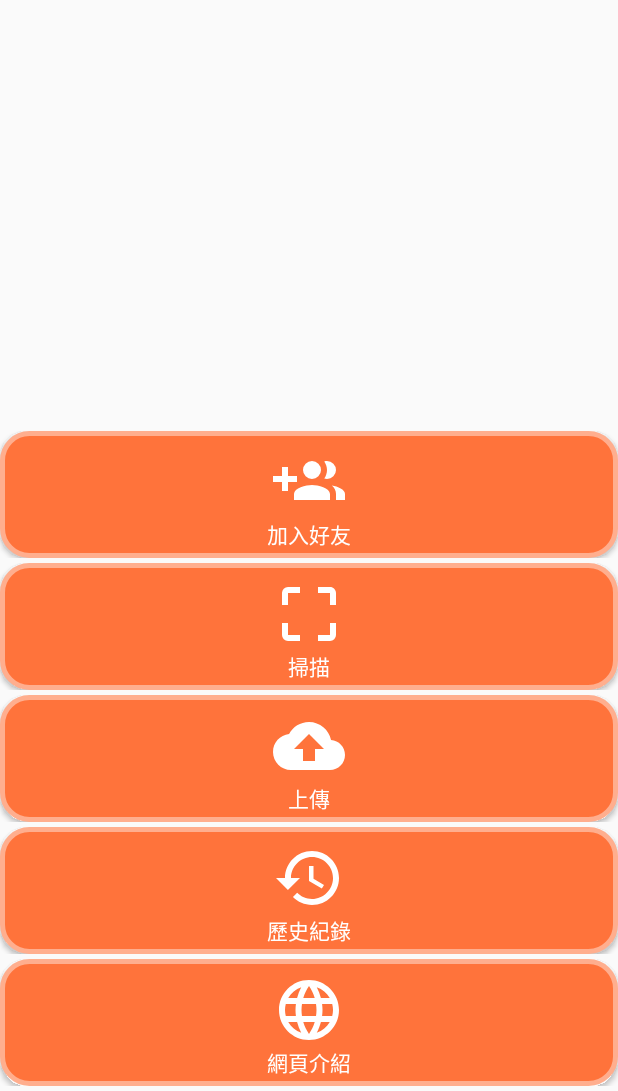
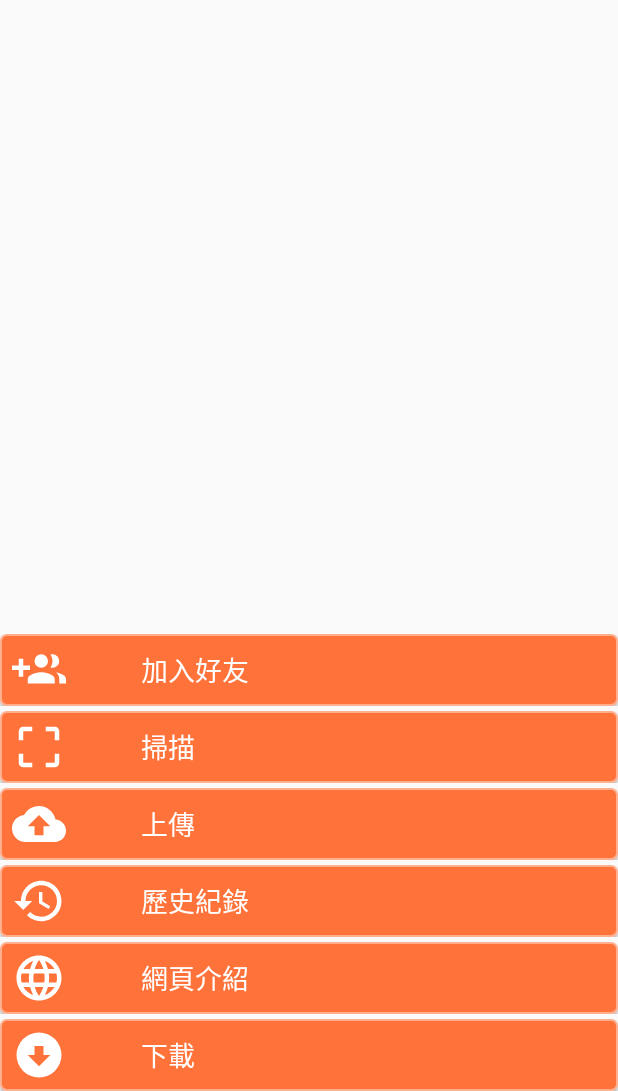
Before and after one commit to ntubhbb/GiftFriend2, an Android app: the FinishLogin screen opened directly, with no data from a screen before it, on a phone screen of 412 x 824 dp, the part 145-1236 px from its top. Run offline under Robolectric (Android 15) with nearby library versions, the phone set to English and light mode, and no system bars.

Commit message:
modify layout

```diff
--- a/app/build.gradle
+++ b/app/build.gradle
@@ -5,8 +5,8 @@ android {
     buildToolsVersion "23.0.3"
     defaultConfig {
         applicationId "com.example.gf.giftfriend"
-        minSdkVersion 19
-        targetSdkVersion 21
+        minSdkVersion 21
+        targetSdkVersion 23
         versionCode 1
         versionName "1.0"
     }
--- /dev/null
+++ b/app/src/main/res/drawable/btn_style.xml
@@ -0,0 +1,5 @@
+<?xml version="1.0" encoding="utf-8"?>
+<selector xmlns:android="http://schemas.android.com/apk/res/android" >
+    <item android:state_pressed="true" android:drawable="@drawable/button_press" />
+    <item android:state_enabled="true" android:drawable="@drawable/button_layout" />
+</selector>
--- /dev/null
+++ b/app/src/main/res/drawable/button_focus.xml
@@ -0,0 +1,20 @@
+<?xml version="1.0" encoding="utf-8"?>
+<shape xmlns:android="http://schemas.android.com/apk/res/android" android:shape="rectangle" >
+    <corners
+        android:radius="4dp"
+        />
+    <solid
+        android:color="#FF735B"
+        />
+    <padding
+        android:left="0dp"
+        android:top="0dp"
+        android:right="0dp"
+        android:bottom="0dp"
+        />
+
+    <stroke
+        android:width="3dp"
+        android:color="#FFAE8E"
+        />
+</shape>
--- a/app/src/main/res/drawable/button_layout.xml
+++ b/app/src/main/res/drawable/button_layout.xml
@@ -1,7 +1,7 @@
 <?xml version="1.0" encoding="utf-8"?>
 <shape xmlns:android="http://schemas.android.com/apk/res/android" android:shape="rectangle" >
     <corners
-        android:radius="18dp"
+        android:radius="4dp"
         />
     <solid
         android:color="#FF733B"
@@ -14,7 +14,7 @@
         />
 
     <stroke
-        android:width="3dp"
+        android:width="1dp"
         android:color="#FFAE8E"
         />
 </shape>
--- /dev/null
+++ b/app/src/main/res/drawable/button_press.xml
@@ -0,0 +1,20 @@
+<?xml version="1.0" encoding="utf-8"?>
+<shape xmlns:android="http://schemas.android.com/apk/res/android" android:shape="rectangle" >
+    <corners
+        android:radius="4dp"
+        />
+    <solid
+        android:color="#FF0000"
+        />
+    <padding
+        android:left="0dp"
+        android:top="0dp"
+        android:right="0dp"
+        android:bottom="0dp"
+        />
+
+    <stroke
+        android:width="3dp"
+        android:color="#FFAE8E"
+        />
+</shape>
--- a/app/src/main/res/drawable/ic_addfriend.xml
+++ b/app/src/main/res/drawable/ic_addfriend.xml
@@ -1,4 +1,4 @@
-<vector android:height="48dp" android:viewportHeight="24.0"
-    android:viewportWidth="24.0" android:width="48dp" xmlns:android="http://schemas.android.com/apk/res/android">
+<vector android:height="36dp" android:viewportHeight="24.0"
+    android:viewportWidth="24.0" android:width="36dp" xmlns:android="http://schemas.android.com/apk/res/android">
     <path android:fillColor="#FFFFFF" android:pathData="M13,13C11,13 7,14 7,16V18H19V16C19,14 15,13 13,13M19.62,13.16C20.45,13.88 21,14.82 21,16V18H24V16C24,14.46 21.63,13.5 19.62,13.16M13,11A3,3 0,0 0,16 8A3,3 0,0 0,13 5A3,3 0,0 0,10 8A3,3 0,0 0,13 11M18,11A3,3 0,0 0,21 8A3,3 0,0 0,18 5C17.68,5 17.37,5.05 17.08,5.14C17.65,5.95 18,6.94 18,8C18,9.06 17.65,10.04 17.08,10.85C17.37,10.95 17.68,11 18,11M8,10H5V7H3V10H0V12H3V15H5V12H8V10Z"/>
 </vector>
--- a/app/src/main/res/drawable/ic_cloud.xml
+++ b/app/src/main/res/drawable/ic_cloud.xml
@@ -1,6 +1,6 @@
 <vector xmlns:android="http://schemas.android.com/apk/res/android"
-        android:width="48dp"
-        android:height="48dp"
+        android:width="36dp"
+        android:height="36dp"
         android:viewportWidth="24.0"
         android:viewportHeight="24.0">
     <path
--- /dev/null
+++ b/app/src/main/res/drawable/ic_download.xml
@@ -0,0 +1,9 @@
+<vector xmlns:android="http://schemas.android.com/apk/res/android"
+        android:width="36dp"
+        android:height="36dp"
+        android:viewportWidth="24.0"
+        android:viewportHeight="24.0">
+    <path
+        android:fillColor="#FFFFFF"
+        android:pathData="M12,2A10,10 0,0 1,22 12A10,10 0,0 1,12 22A10,10 0,0 1,2 12A10,10 0,0 1,12 2M12,17L17,12H14V8H10V12H7L12,17Z"/>
+</vector>
--- a/app/src/main/res/drawable/ic_global.xml
+++ b/app/src/main/res/drawable/ic_global.xml
@@ -1,6 +1,6 @@
 <vector xmlns:android="http://schemas.android.com/apk/res/android"
-        android:width="48dp"
-        android:height="48dp"
+        android:width="36dp"
+        android:height="36dp"
         android:viewportWidth="24.0"
         android:viewportHeight="24.0">
     <path
--- a/app/src/main/res/drawable/ic_history.xml
+++ b/app/src/main/res/drawable/ic_history.xml
@@ -1,6 +1,6 @@
 <vector xmlns:android="http://schemas.android.com/apk/res/android"
-        android:width="48dp"
-        android:height="48dp"
+        android:width="36dp"
+        android:height="36dp"
         android:viewportWidth="24.0"
         android:viewportHeight="24.0">
     <path
--- a/app/src/main/res/drawable/ic_sanner.xml
+++ b/app/src/main/res/drawable/ic_sanner.xml
@@ -1,4 +1,4 @@
-<vector android:height="48dp" android:viewportHeight="24.0"
-    android:viewportWidth="24.0" android:width="48dp" xmlns:android="http://schemas.android.com/apk/res/android">
+<vector android:height="36dp" android:viewportHeight="24.0"
+    android:viewportWidth="24.0" android:width="36dp" xmlns:android="http://schemas.android.com/apk/res/android">
     <path android:fillColor="#FFFFFF" android:pathData="M19,3H15V5H19V9H21V5C21,3.89 20.1,3 19,3M19,19H15V21H19A2,2 0,0 0,21 19V15H19M5,15H3V19A2,2 0,0 0,5 21H9V19H5M3,5V9H5V5H9V3H5A2,2 0,0 0,3 5Z"/>
 </vector>
--- a/app/src/main/res/layout/activity_finishlogin.xml
+++ b/app/src/main/res/layout/activity_finishlogin.xml
@@ -9,13 +9,14 @@
     tools:context="com.example.gf.giftfriend.FinishLogin"
     android:orientation="vertical">
 
-    <LinearLayout
-        android:orientation="vertical"
+    <TextView
         android:layout_width="wrap_content"
         android:layout_height="wrap_content"
-        android:id="@+id/linearLayout7">
-
-    </LinearLayout>
+        android:text="Welcome to GiftFriend"
+        android:textSize="30dp"
+        android:id="@+id/textView13"
+        android:layout_alignParentTop="true"
+        android:layout_centerHorizontal="true" />
 
     <LinearLayout
         android:orientation="vertical"
@@ -29,8 +30,6 @@
             android:orientation="vertical"
             android:layout_width="match_parent"
             android:layout_height="wrap_content"
-            android:layout_alignParentBottom="true"
-            android:layout_weight="0.075"
             android:layout_marginBottom="3dp">
 
             <Button
@@ -38,13 +37,14 @@
                 android:layout_height="wrap_content"
                 android:text="加入好友"
                 android:textColor="#FFFFFF"
+                android:textSize="18dp"
+                android:gravity="fill_vertical"
                 android:id="@+id/btn_add"
-                android:drawableTop="@drawable/ic_addfriend"
-                android:background="@drawable/button_layout"
-                android:elegantTextHeight="false"
-                android:paddingBottom="5dp"
-                android:layout_weight="0.075"
-                android:paddingTop="10dp" />
+                android:drawableLeft="@drawable/ic_addfriend"
+                android:drawablePadding="50dp"
+                android:background="@drawable/btn_style"
+                android:paddingLeft="8dp"
+                />
 
         </LinearLayout>
 
@@ -59,14 +59,13 @@
                 android:layout_height="wrap_content"
                 android:text="掃描"
                 android:textColor="#FFFFFF"
+                android:textSize="18dp"
+                android:gravity="fill_vertical"
                 android:id="@+id/btn_scan"
-                android:drawableTop="@drawable/ic_sanner"
-                android:paddingTop="10dp"
-                android:layout_alignParentRight="true"
-                android:layout_centerInParent="true"
+                android:drawableLeft="@drawable/ic_sanner"
+                android:drawablePadding="50dp"
                 android:background="@drawable/button_layout"
-                android:paddingBottom="5dp"
-                android:layout_weight="0.075" />
+                android:paddingLeft="8dp"/>
         </LinearLayout>
 
         <LinearLayout
@@ -80,14 +79,13 @@
                 android:layout_height="wrap_content"
                 android:text="上傳"
                 android:textColor="#FFFFFF"
+                android:textSize="18dp"
+                android:gravity="fill_vertical"
                 android:id="@+id/btn_upload"
-                android:drawableTop="@drawable/ic_cloud"
-                android:paddingTop="10dp"
-                android:layout_below="@+id/button2"
+                android:drawableLeft="@drawable/ic_cloud"
+                android:drawablePadding="50dp"
                 android:background="@drawable/button_layout"
-                android:paddingBottom="5dp"
-                android:layout_weight="0.075"
-                />
+                android:paddingLeft="8dp"/>
         </LinearLayout>
 
         <LinearLayout
@@ -101,13 +99,13 @@
                 android:layout_height="wrap_content"
                 android:text="歷史紀錄"
                 android:textColor="#FFFFFF"
+                android:textSize="18dp"
+                android:gravity="fill_vertical"
                 android:id="@+id/btn_record"
-                android:drawableTop="@drawable/ic_history"
-                android:paddingTop="10dp"
-                android:layout_below="@+id/button"
+                android:drawableLeft="@drawable/ic_history"
+                android:drawablePadding="50dp"
                 android:background="@drawable/button_layout"
-                android:paddingBottom="5dp"
-                android:layout_weight="0.075" />
+                android:paddingLeft="8dp"/>
         </LinearLayout>
 
         <LinearLayout
@@ -121,23 +119,33 @@
                 android:layout_height="wrap_content"
                 android:text="網頁介紹"
                 android:textColor="#FFFFFF"
+                android:textSize="18dp"
+                android:gravity="fill_vertical"
                 android:id="@+id/btn_page"
-                android:drawableTop="@drawable/ic_global"
+                android:drawableLeft="@drawable/ic_global"
+                android:drawablePadding="50dp"
                 android:background="@drawable/button_layout"
-                android:elegantTextHeight="false"
-                android:paddingBottom="5dp"
-                android:layout_weight="0.075"
-                android:paddingTop="10dp" />
+                android:paddingLeft="8dp"/>
+        </LinearLayout>
+
+        <LinearLayout
+            android:orientation="horizontal"
+            android:layout_width="match_parent"
+            android:layout_height="match_parent">
+
+            <Button
+                android:layout_width="match_parent"
+                android:layout_height="wrap_content"
+                android:text="下載"
+                android:textColor="#FFFFFF"
+                android:textSize="18dp"
+                android:gravity="fill_vertical"
+                android:id="@+id/btn_download"
+                android:background="@drawable/button_layout"
+                android:drawablePadding="50dp"
+                android:drawableLeft="@drawable/ic_download"
+                android:paddingLeft="8dp"/>
         </LinearLayout>
     </LinearLayout>
 
-    <TextView
-        android:layout_width="wrap_content"
-        android:layout_height="wrap_content"
-        android:text="Welcome to GiftFriend"
-        android:textSize="30dp"
-        android:id="@+id/textView13"
-        android:layout_alignParentTop="true"
-        android:layout_centerHorizontal="true" />
-
 </RelativeLayout>
```
Also changed, not shown: 383 other files.
